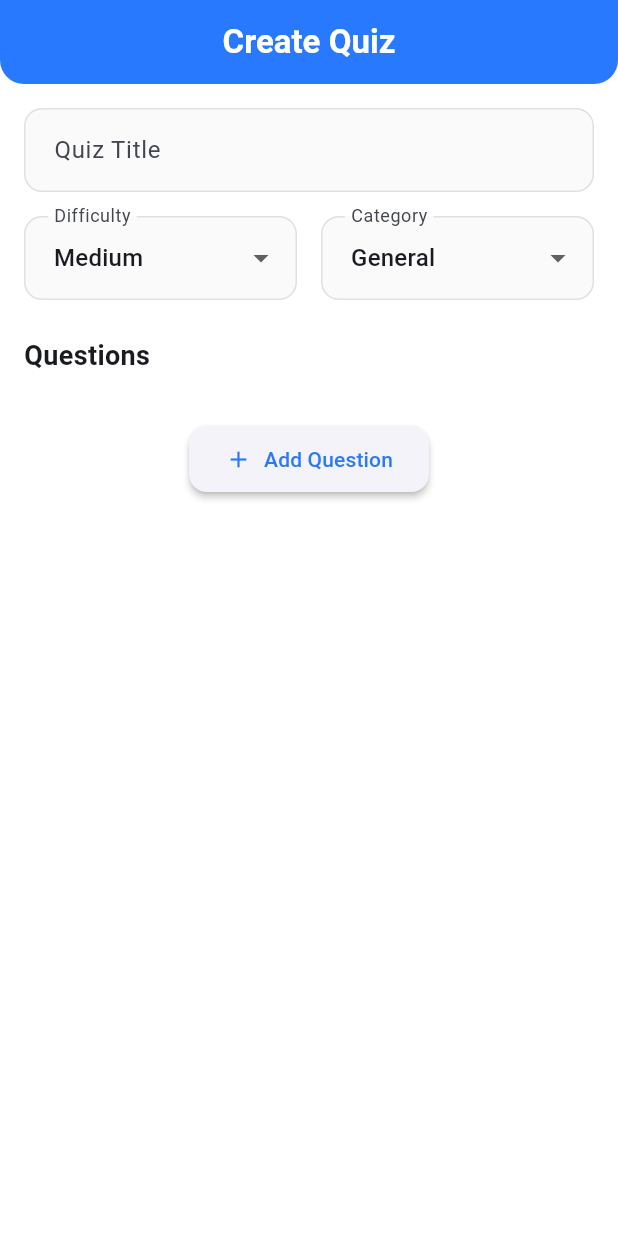
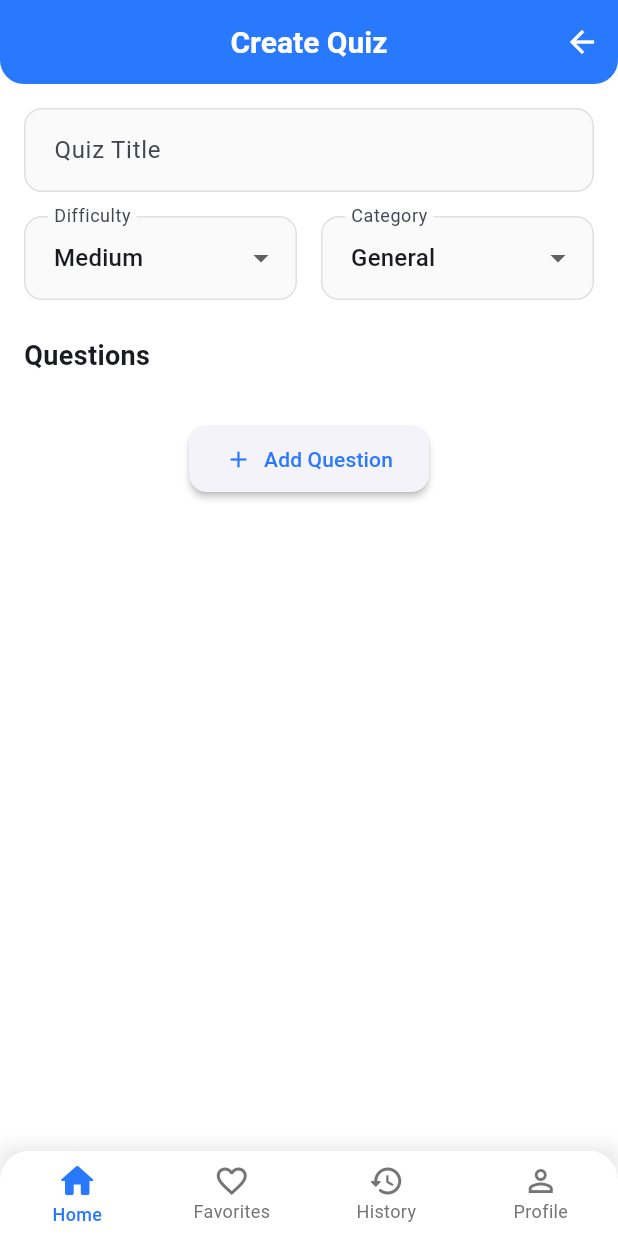
Before and after one commit to khalef-khalil/mentimeter-supabase, a Flutter app: the CreateQuizScreen screen opened by its route, on a phone screen of 412 x 824 dp. Run offline on Flutter 3.47's test engine with Material 3 defaults, Android fonts, the phone set to English and light mode, and no system bars; our stand-ins replace flutter_dotenv, go_router, supabase_flutter; accounts and stored records are empty; statements that could not run were skipped.

Commit message:
fix navigation issue in creation page

```diff
--- a/lib/screens/create_quiz_screen.dart
+++ b/lib/screens/create_quiz_screen.dart
@@ -4,6 +4,7 @@ import '../models/question.dart';
 import '../models/quiz.dart';
 import '../services/supabase_service.dart';
 import '../widgets/question_form.dart';
+import '../widgets/app_scaffold.dart';
 
 class CreateQuizScreen extends StatefulWidget {
   const CreateQuizScreen({super.key});
@@ -117,13 +118,17 @@ class _CreateQuizScreenState extends State<CreateQuizScreen> {
 
   @override
   Widget build(BuildContext context) {
-    return Scaffold(
-      appBar: AppBar(
-        title: const Text('Create Quiz'),
-        backgroundColor: Theme.of(context).colorScheme.primary,
-        foregroundColor: Colors.white,
+    return AppScaffold(
+      title: 'Create Quiz',
+      showBottomNav: true,
+      currentIndex: 0,
+      actions: [
+        IconButton(
+          icon: const Icon(Icons.arrow_back),
+          onPressed: () => context.go('/'),
         ),
-      body: _isCreating
+      ],
+      child: _isCreating
         ? const Center(child: CircularProgressIndicator())
         : Form(
             key: _formKey,
```
Lines whose indentation alone changed are shown as unchanged.
